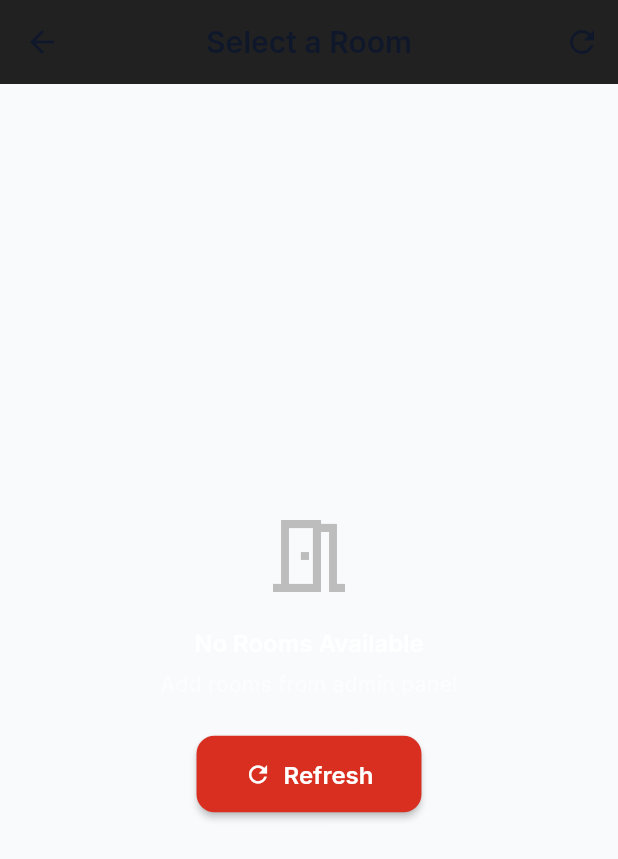
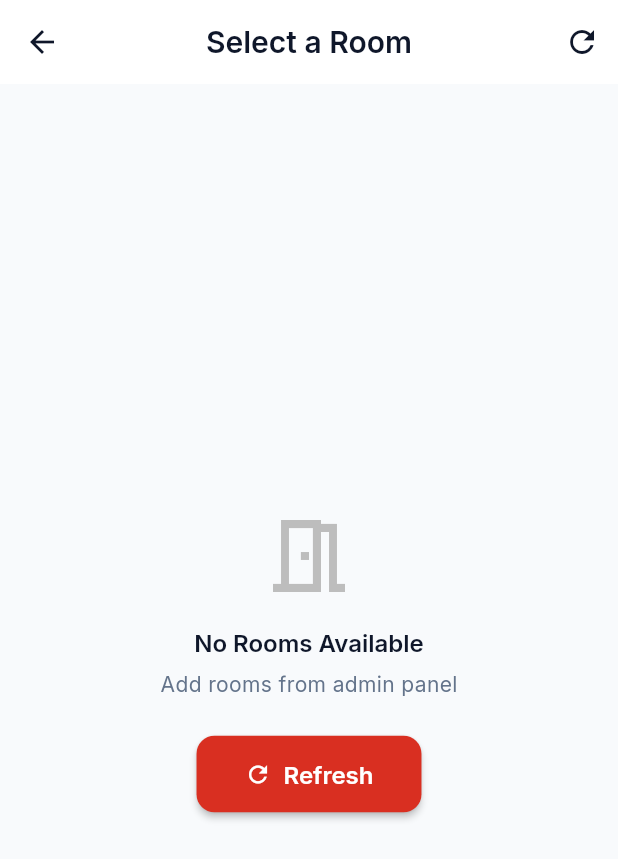
Before and after one commit to D4marp/Room-Booking-Apps-, a Flutter app: the RoomsListScreen screen opened directly, on a phone screen of 412 x 824 dp. Shown: the top 859 px of the screen. Run offline on Flutter 3.47's test engine with Material 3 defaults, Android fonts, the phone set to English and light mode, and no system bars; our stand-ins replace cached_network_image, cloud_firestore, dio, email_validator, firebase_auth, firebase_core and 1 more; accounts and stored records are empty; generated files the repository leaves out were written again.

Commit message:
refactor: change rooms_list_screen background to white for Bookings role
- Updated AppBar background to white with dark text
- Changed TabBar container to white
- Updated unselected tab label color to AppColors.secondaryText
- Changed room card container background to white
- Updated empty state text colors for white background

```diff
--- a/lib/screens/home/rooms_list_screen.dart
+++ b/lib/screens/home/rooms_list_screen.dart
@@ -55,8 +55,9 @@ class _RoomsListScreenState extends State<RoomsListScreen>
       return Scaffold(
         appBar: AppBar(
           title: const Text('Select a Room'),
-          backgroundColor: Colors.black87,
+          backgroundColor: Colors.white,
           elevation: 0,
+          foregroundColor: Colors.black87,
         ),
         body: const Center(
           child: CircularProgressIndicator(
@@ -70,8 +71,9 @@ class _RoomsListScreenState extends State<RoomsListScreen>
       return Scaffold(
         appBar: AppBar(
           title: const Text('Select a Room'),
-          backgroundColor: Colors.black87,
+          backgroundColor: Colors.white,
           elevation: 0,
+          foregroundColor: Colors.black87,
           actions: [
             IconButton(
               icon: const Icon(Icons.refresh),
@@ -92,14 +94,14 @@ class _RoomsListScreenState extends State<RoomsListScreen>
               Text(
                 'No Rooms Available',
                 style: Theme.of(context).textTheme.titleLarge?.copyWith(
-                      color: Colors.white,
+                      color: AppColors.primaryText,
                     ),
               ),
               const SizedBox(height: AppSpacing.sm),
               Text(
                 'Add rooms from admin panel',
                 style: Theme.of(context).textTheme.bodyMedium?.copyWith(
-                      color: Colors.white54,
+                      color: AppColors.secondaryText,
                     ),
               ),
               const SizedBox(height: AppSpacing.lg),
@@ -121,8 +123,9 @@ class _RoomsListScreenState extends State<RoomsListScreen>
     return Scaffold(
       appBar: AppBar(
         title: const Text('Select a Room'),
-        backgroundColor: Colors.black87,
+        backgroundColor: Colors.white,
         elevation: 0,
+        foregroundColor: Colors.black87,
         actions: [
           IconButton(
             icon: const Icon(Icons.refresh),
@@ -134,12 +137,12 @@ class _RoomsListScreenState extends State<RoomsListScreen>
           child: SingleChildScrollView(
             scrollDirection: Axis.horizontal,
             child: Container(
-              color: Colors.black87,
+              color: Colors.white,
               child: TabBar(
                 controller: _tabController,
                 isScrollable: true,
                 labelColor: AppColors.primaryRed,
-                unselectedLabelColor: Colors.white54,
+                unselectedLabelColor: AppColors.secondaryText,
                 indicatorColor: AppColors.primaryRed,
                 indicatorWeight: 3,
                 tabAlignment: TabAlignment.start,
@@ -180,7 +183,7 @@ class _RoomsListScreenState extends State<RoomsListScreen>
 
   Widget _buildRoomCard(RoomModel room) {
     return Container(
-      color: Colors.black87,
+      color: Colors.white,
       child: Column(
         mainAxisAlignment: MainAxisAlignment.center,
         children: [
```
